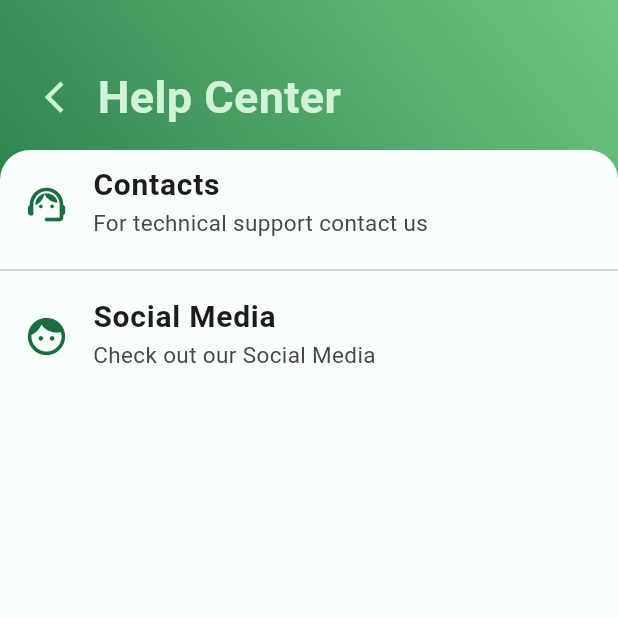
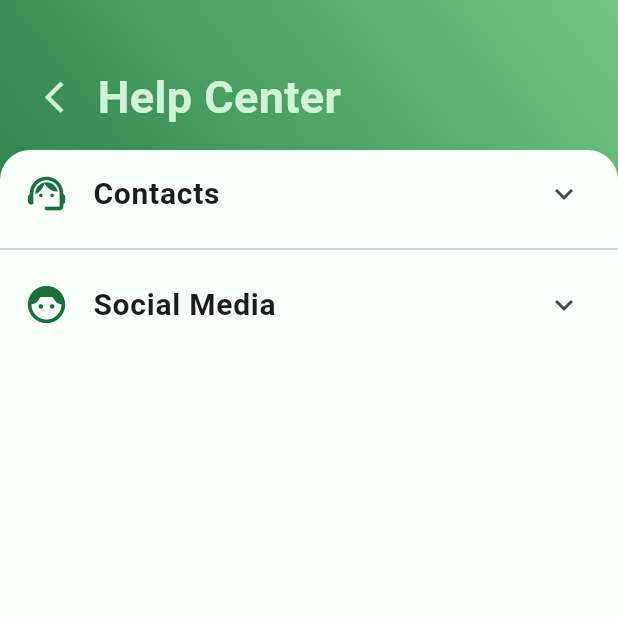
Before and after one commit to saarujan-ui/flutter_project, a Flutter app: the screen it shows after launch, on a phone screen of 412 x 824 dp, the top half of it. Run offline on Flutter 3.47's test engine with Material 3 defaults, Android fonts, the phone set to English and light mode, and no system bars; our stand-ins replace fl_chart.

Commit message:
Added more to help page

```diff
--- a/lib/Pages/help_page.dart
+++ b/lib/Pages/help_page.dart
@@ -60,7 +60,7 @@ class _HelpPageState extends State<HelpPage> {
                 ),
                 child: ListView(
                   children: [
-                    ListTile(
+                    ExpansionTile(
                       leading: Icon(
                         Icons.support_agent_rounded,
                         color: AppColors.green_1,
@@ -69,22 +69,26 @@ class _HelpPageState extends State<HelpPage> {
                       title: Text(
                         "Contacts",
                         style: TextStyle(
+                          fontSize: 20,
                           fontWeight: FontWeight.bold,
-                          fontSize: 20,
                         ),
                       ),
-                      subtitle: Text(
-                          "For technical support contact us",
-                        style: TextStyle(
-                          fontSize: 15,
+                      children: [
+                        ListTile(
+                          title: Text(
+                            "Email"
+                          ),
+                          leading: Icon(
+                            Icons.email_rounded,
+                            color: AppColors.green_1,
+                          ),
                         ),
-                      ),
-                      onTap: (){},
+                      ],
                     ),
                     Divider(),
-                    ListTile(
+                    ExpansionTile(
                       leading: Icon(
-                        Icons.face_sharp,
+                        Icons.face_6_rounded,
                         color: AppColors.green_1,
                         size: 30,
                       ),
@@ -95,13 +99,24 @@ class _HelpPageState extends State<HelpPage> {
                           fontSize: 20,
                         ),
                       ),
-                      subtitle: Text(
-                          "Check out our Social Media",
-                        style: TextStyle(
-                          fontSize: 15,
+                      children: [
+                        ListTile(
+                          title: Text(
+                            "Instagram",
+                          ),
+                          leading: Icon(
+                            Icons.camera_alt_rounded
+                          ),
                         ),
-                      ),
-                      onTap: (){},
+                        ListTile(
+                          title: Text(
+                            "Youtube",
+                          ),
+                          leading: Icon(
+                            Icons.video_camera_back,
+                          ),
+                        ),
+                      ],
                     ),
                   ],
                 ),
```
